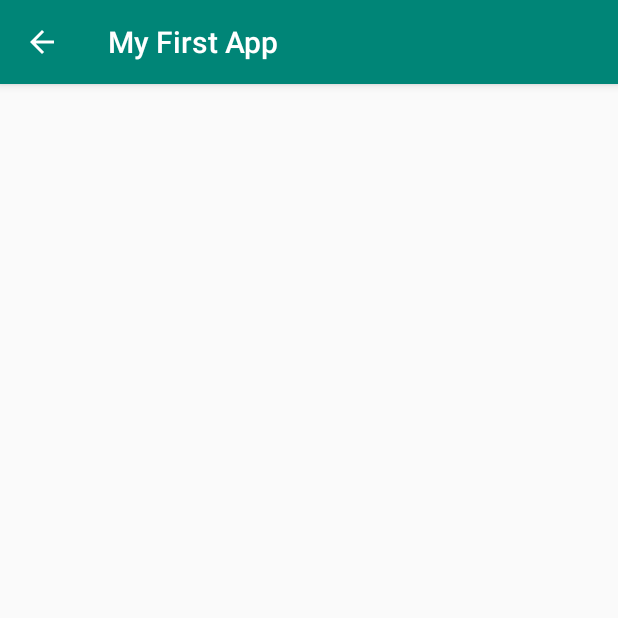
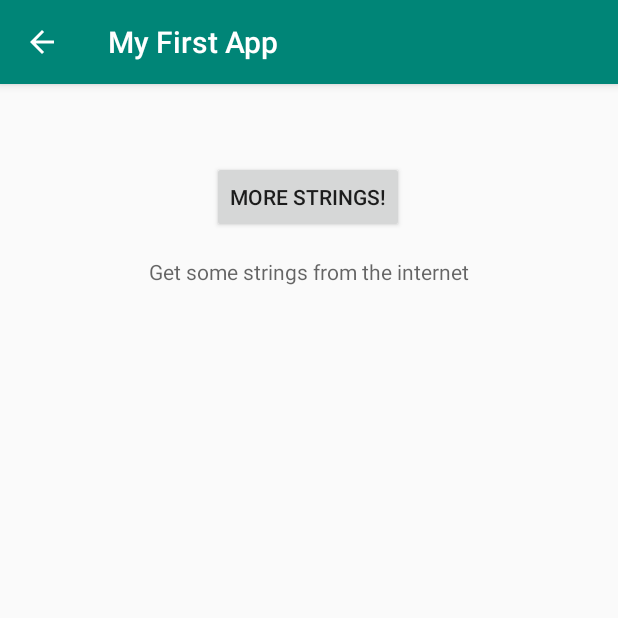
Before and after one commit to ChawinTan/Sample-Android-App, an Android app: the DisplayMessageActivity screen opened directly, with no data from a screen before it, on a phone screen of 412 x 824 dp, the top half of it. Run offline under Robolectric (Android 15) with nearby library versions, the phone set to English and light mode, and no system bars; our stand-ins replace Volley.

Commit message:
set up android for http

```diff
--- a/app/build.gradle
+++ b/app/build.gradle
@@ -23,6 +23,7 @@ dependencies {
     implementation fileTree(dir: 'libs', include: ['*.jar'])
     implementation 'androidx.appcompat:appcompat:1.0.2'
     implementation 'androidx.constraintlayout:constraintlayout:1.1.3'
+    implementation 'com.android.volley:volley:1.1.1'
     testImplementation 'junit:junit:4.12'
     androidTestImplementation 'androidx.test.ext:junit:1.1.0'
     androidTestImplementation 'androidx.test.espresso:espresso-core:3.1.1'
--- a/app/src/main/AndroidManifest.xml
+++ b/app/src/main/AndroidManifest.xml
@@ -1,6 +1,8 @@
 <?xml version="1.0" encoding="utf-8"?>
 <manifest xmlns:android="http://schemas.android.com/apk/res/android"
     package="com.example.myfirstapp">
+
+    <uses-permission android:name="android.permission.INTERNET" />
 
     <application
         android:allowBackup="true"
--- a/app/src/main/java/com/example/myfirstapp/DisplayMessageActivity.java
+++ b/app/src/main/java/com/example/myfirstapp/DisplayMessageActivity.java
@@ -6,7 +6,13 @@ import android.content.Intent;
 import android.os.Bundle;
 import android.widget.TextView;
 
+import com.android.volley.RequestQueue;
+
+import org.w3c.dom.Text;
+
 public class DisplayMessageActivity extends AppCompatActivity {
+    private TextView internetTextView;
+    private RequestQueue mQueue;
 
     @Override
     protected void onCreate(Bundle savedInstanceState) {
--- a/app/src/main/res/layout/activity_display_message.xml
+++ b/app/src/main/res/layout/activity_display_message.xml
@@ -15,4 +15,25 @@
         app:layout_constraintEnd_toEndOf="parent"
         app:layout_constraintStart_toStartOf="parent"
         app:layout_constraintTop_toTopOf="parent" />
+
+    <Button
+        android:id="@+id/button2"
+        android:layout_width="wrap_content"
+        android:layout_height="wrap_content"
+        android:layout_marginTop="16dp"
+        android:text="@string/button_http"
+        app:layout_constraintEnd_toEndOf="parent"
+        app:layout_constraintHorizontal_bias="0.498"
+        app:layout_constraintStart_toStartOf="parent"
+        app:layout_constraintTop_toBottomOf="@+id/textView" />
+
+    <TextView
+        android:id="@+id/textView2"
+        android:layout_width="wrap_content"
+        android:layout_height="wrap_content"
+        android:layout_marginTop="16dp"
+        android:hint="@string/fetch_string"
+        app:layout_constraintEnd_toEndOf="parent"
+        app:layout_constraintStart_toStartOf="parent"
+        app:layout_constraintTop_toBottomOf="@+id/button2" />
 </androidx.constraintlayout.widget.ConstraintLayout>
--- a/app/src/main/res/values/strings.xml
+++ b/app/src/main/res/values/strings.xml
@@ -2,4 +2,6 @@
     <string name="app_name">My First App</string>
     <string name="edit_message">Enter a message</string>
     <string name="button_send">Send</string>
+    <string name="button_http">More strings!</string>
+    <string name="fetch_string">Get some strings from the internet</string>
 </resources>
```
